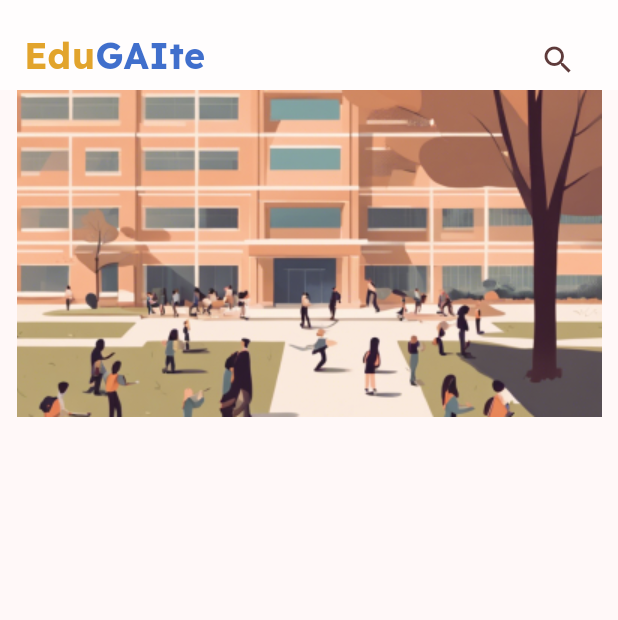
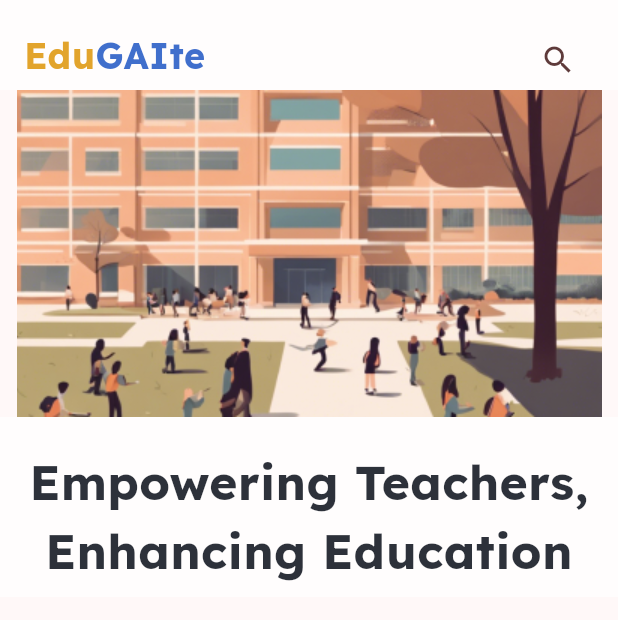
Before and after one commit to SiegfredLorelle/edugaite, a Flutter app: the HomePage screen opened by its route, on a phone screen of 412 x 824 dp. Shown: the top 620 px of the screen. Run offline on Flutter 3.47's test engine with Material 3 defaults, Android fonts, the light colour scheme and no system bars.

Commit message:
Add text in home page

```diff
--- a/lib/main.dart
+++ b/lib/main.dart
@@ -183,7 +183,21 @@ class HomePageBody extends StatelessWidget {
     return Container(
       child: Column(children: <Widget> [
         const Image(image: AssetImage('assets/images/home-hero.png')),
-        Container(),
+        Container(
+          color: Colors.white70,
+          padding: const EdgeInsets.fromLTRB(16.0, 20.0, 16.0, 8.0),
+          child: Text(
+            "Empowering Teachers, Enhancing Education",
+            textAlign: TextAlign.center,
+            style: TextStyle(
+              fontSize: 32.0,
+              color: Color.fromRGBO(13, 18, 28, 0.867),
+              fontFamily: "Lexend",
+              fontWeight: FontWeight.bold,
+            )
+
+          )
+        ),
       ]
 
       )
```
